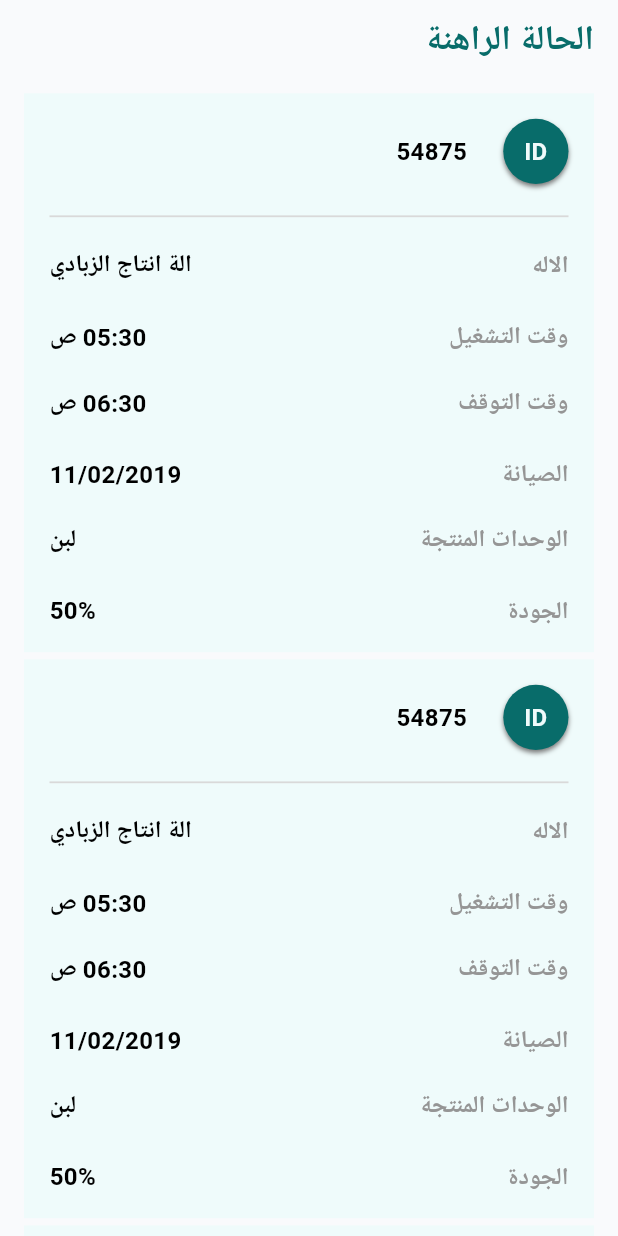
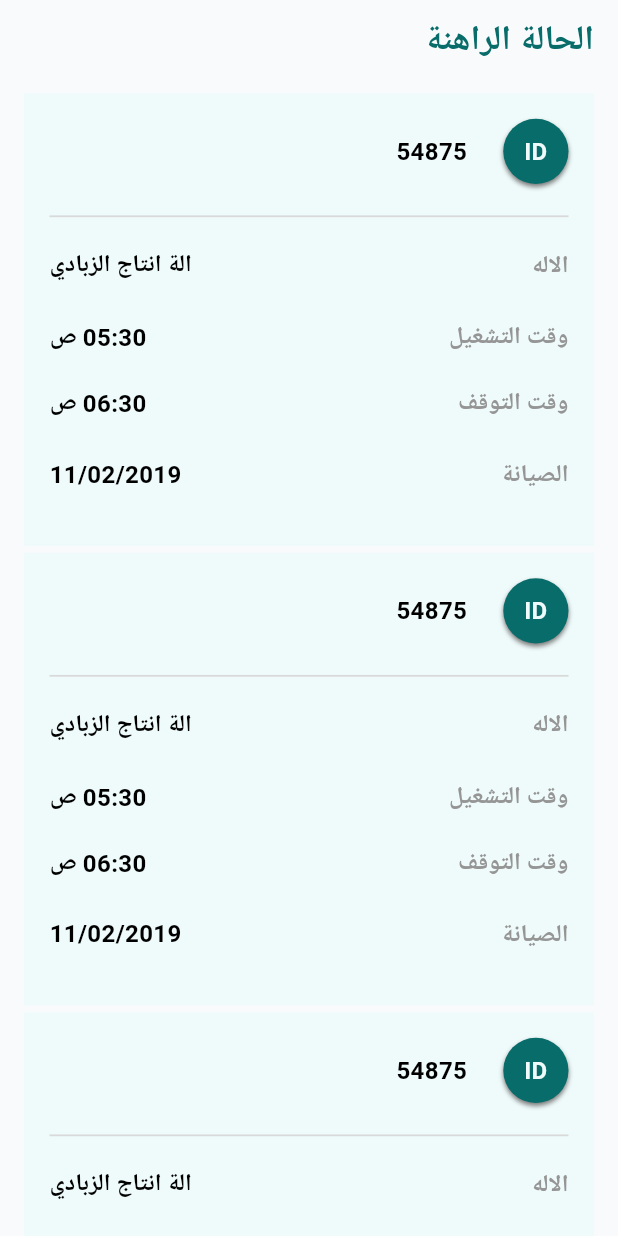
Before and after one commit to Yara-mohamed0/production_management, a Flutter app: the HomeScreen screen opened directly, scrolled down 1728 dp, on a phone screen of 412 x 824 dp. Run offline on Flutter 3.47's test engine with Material 3 defaults, Android fonts, the phone set to English and light mode, and no system bars; our stand-ins replace fl_chart, flutter_bloc, flutter_screenutil, google_fonts, google_nav_bar, syncfusion_flutter_gauges and 1 more; Roboto replaces fonts that are missing (Cairo).

Commit message:
Home Files

```diff
--- a/lib/core/theming/styles.dart
+++ b/lib/core/theming/styles.dart
@@ -54,7 +54,6 @@ class AppFonts {
     color: AppColors.lightGreen,
   );
 
-
   static TextStyle font14W700Black = GoogleFonts.cairo(
     fontSize: 14.sp,
     fontWeight: FontWeightHelper.bold,
@@ -71,8 +70,6 @@ class AppFonts {
     fontWeight: FontWeightHelper.bold,
     color: AppColors.productDetailsGrey,
   );
-
-
 
   static TextStyle font14W700AccentColor = GoogleFonts.cairo(
     fontSize: 14.sp,
@@ -144,6 +141,12 @@ class AppFonts {
       fontWeight: FontWeightHelper.bold,
       color: AppColors.blackColor);
 
+  static TextStyle font20W700Grey = GoogleFonts.cairo(
+      fontSize: 20.sp,
+      fontWeight: FontWeightHelper.bold,
+      color: AppColors.greyColor);
+
+
   static TextStyle font20W700OrText = GoogleFonts.cairo(
       fontSize: 20.sp,
       fontWeight: FontWeightHelper.bold,
@@ -158,6 +161,11 @@ class AppFonts {
       fontSize: 34.sp,
       fontWeight: FontWeightHelper.bold,
       color: AppColors.mainColor);
+
+  static TextStyle font24W700Blue = GoogleFonts.cairo(
+      fontSize: 34.sp,
+      fontWeight: FontWeightHelper.bold,
+      color: AppColors.clockColor);
 
   static TextStyle font27W700Black = GoogleFonts.cairo(
       fontSize: 27.sp,
@@ -358,4 +366,9 @@ class AppFonts {
       fontSize: 16.sp,
       fontWeight: FontWeight.w400,
       color: AppColors.blackColor);
+
+  static TextStyle font16W400TextColor = GoogleFonts.cairo(
+      fontSize: 16.sp,
+      fontWeight: FontWeight.w400,
+      color: AppColors.serviceConditions);
 }
--- a/lib/features/home/ui/screen/home_screen.dart
+++ b/lib/features/home/ui/screen/home_screen.dart
@@ -5,8 +5,10 @@ import '../widgets/current_state_listview.dart';
 import '../widgets/gauge_widget.dart';
 import '../widgets/historical_data_chart.dart';
 import '../widgets/home_header.dart';
+import '../widgets/percent_chart.dart';
 import '../widgets/production_details_listview.dart';
 import '../widgets/production_time.dart';
+import '../widgets/quality_control.dart';
 
 class HomeScreen extends StatelessWidget {
   const HomeScreen({super.key});
@@ -62,7 +64,15 @@ class HomeScreen extends StatelessWidget {
                 const SizedBox(
                   height: 16,
                 ),
-                 const GaugeWidget(),
+                const GaugeWidget(),
+                const SizedBox(
+                  height: 16,
+                ),
+                const QualityControl(),
+                const SizedBox(
+                  height: 16,
+                ),
+                const PercentChart()
               ],
             ),
           ),
--- a/lib/features/home/ui/widgets/current_state_card.dart
+++ b/lib/features/home/ui/widgets/current_state_card.dart
@@ -86,17 +86,6 @@ class CurrentStateCard extends StatelessWidget {
             const SizedBox(
               height: 20,
             ),
-            const ProductDetailsRow(
-              productDetail: 'الوحدات المنتجة',
-              productName: 'لبن',
-            ),
-            const SizedBox(
-              height: 24,
-            ),
-            const ProductDetailsRow(
-              productDetail: 'الجودة',
-              productName: '50%',
-            ),
           ],
         ),
       ),
--- a/lib/features/home/ui/widgets/gauge_widget.dart
+++ b/lib/features/home/ui/widgets/gauge_widget.dart
@@ -54,7 +54,7 @@ class GaugeWidget extends StatelessWidget {
                     knobStyle: KnobStyle(
                       color: Colors.white,
                       borderColor: Colors.white,
-                      knobRadius: 0.06,
+                      knobRadius: 0.2,
                     ),
                   )
                 ],
@@ -64,7 +64,7 @@ class GaugeWidget extends StatelessWidget {
                       padding: const EdgeInsets.only(top: 200),
                       child: Text(
                         'الزمن بالدقائق',
-                        style:AppFonts.font20W700Black,
+                        style:AppFonts.font20W700Grey,
                       ),
                     ),
                     positionFactor: 0.5,
--- a/pubspec.yaml
+++ b/pubspec.yaml
@@ -40,7 +40,8 @@ dependencies:
   fl_chart:
   google_nav_bar:
   syncfusion_flutter_gauges: ^26.1.39
-# The following adds the Cupertino Icons font to your application.
+
+  # The following adds the Cupertino Icons font to your application.
   # Use with the CupertinoIcons class for iOS style icons.
   cupertino_icons: ^1.0.6
 
```
Also changed, not shown: lib/features/home/ui/widgets/percent_chart.dart (added, +77 -0 lines), lib/features/home/ui/widgets/production_time.dart (+18 -30 lines), lib/features/home/ui/widgets/quality_control.dart (added, +79 -0 lines).
